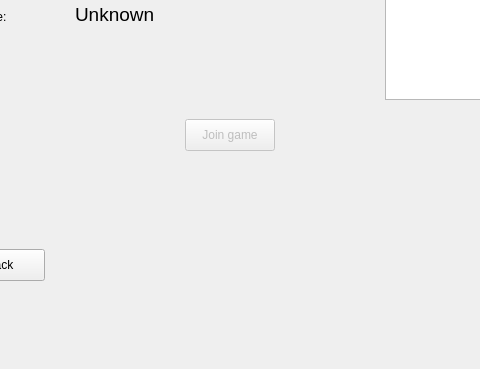
Above: client/views/protoroomview.ui from cavoke-project/cavoke before the change; both pictures show x 105 to 585 and y 231 to 600 of the 800 by 600 pixel window. Below: the same form after it.
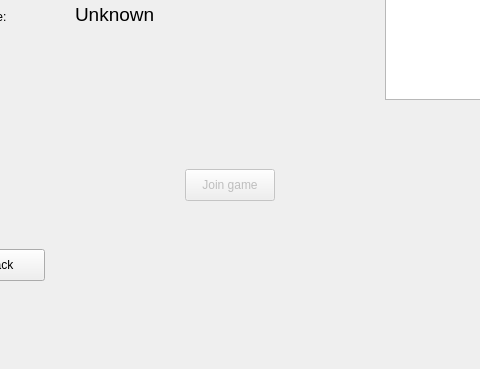
That is the form after the change.

Commit message: WIP: near the end...

What changed in the file:
```diff
--- a/client/views/protoroomview.ui
+++ b/client/views/protoroomview.ui
@@ -105,7 +105,7 @@
     <property name="geometry">
      <rect>
       <x>290</x>
-      <y>350</y>
+      <y>400</y>
       <width>90</width>
       <height>32</height>
      </rect>
@@ -184,6 +184,19 @@
      <string>Current players</string>
     </property>
    </widget>
+   <widget class="QLabel" name="joinErrorLabel">
+    <property name="geometry">
+     <rect>
+      <x>200</x>
+      <y>350</y>
+      <width>291</width>
+      <height>31</height>
+     </rect>
+    </property>
+    <property name="text">
+     <string/>
+    </property>
+   </widget>
   </widget>
   <widget class="QMenuBar" name="menubar">
    <property name="geometry">
```
The commit also changes 2 other files.
